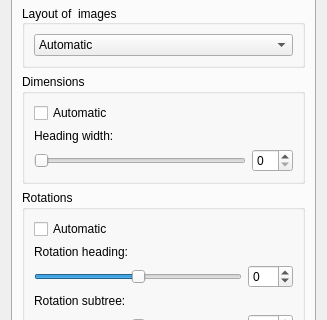
First picture: the form in forms/branchpropeditor.ui, repository insilmaril/vym, before the edit; both pictures show x 0 to 327 and y 110 to 430 of the 327 by 754 pixel window.
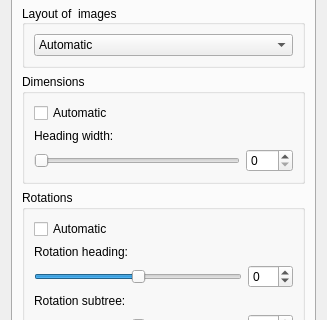
Second picture: the form after the edit.

Patch:
```diff
--- a/forms/branchpropeditor.ui
+++ b/forms/branchpropeditor.ui
@@ -574,13 +574,20 @@
            <layout class="QHBoxLayout" name="horizontalLayout_7">
             <item>
              <widget class="QSlider" name="columnWidthSlider">
+              <property name="maximum">
+               <number>150</number>
+              </property>
               <property name="orientation">
                <enum>Qt::Horizontal</enum>
               </property>
              </widget>
             </item>
             <item>
-             <widget class="QSpinBox" name="columnWidthSpinBox"/>
+             <widget class="QSpinBox" name="columnWidthSpinBox">
+              <property name="maximum">
+               <number>150</number>
+              </property>
+             </widget>
             </item>
            </layout>
           </item>
```
